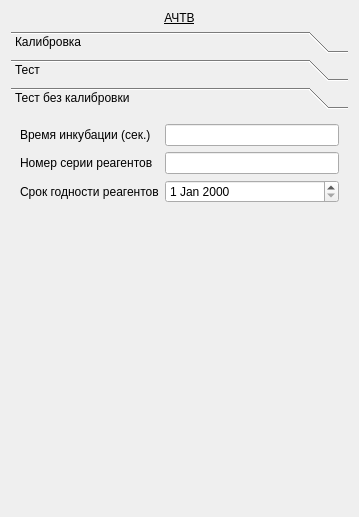
Above: choisedialog/ko2.ui from krang4d/Agrekola before the change. Below: the same form after it.
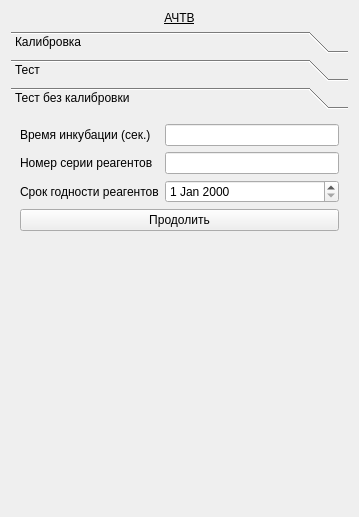
That is the form after the change. Custom widgets are drawn as their Qt base class.

Commit message: replace koagrxml, add parameters to Ko1.ui from xml

The edit to the form file:
```diff
--- a/choisedialog/ko2.ui
+++ b/choisedialog/ko2.ui
@@ -241,6 +241,14 @@
       </attribute>
      </widget>
      <widget class="QWidget" name="page_3">
+      <property name="geometry">
+       <rect>
+        <x>0</x>
+        <y>0</y>
+        <width>341</width>
+        <height>399</height>
+       </rect>
+      </property>
       <attribute name="label">
        <string>Тест без калибровки</string>
       </attribute>
@@ -287,6 +295,13 @@
          <item row="2" column="1">
           <widget class="QDateEdit" name="dateEdit_3"/>
          </item>
+         <item row="3" column="0" colspan="2">
+          <widget class="QPushButton" name="test2Button">
+           <property name="text">
+            <string>Продолить</string>
+           </property>
+          </widget>
+         </item>
         </layout>
        </item>
       </layout>
```
The commit also changes 7 other files.
